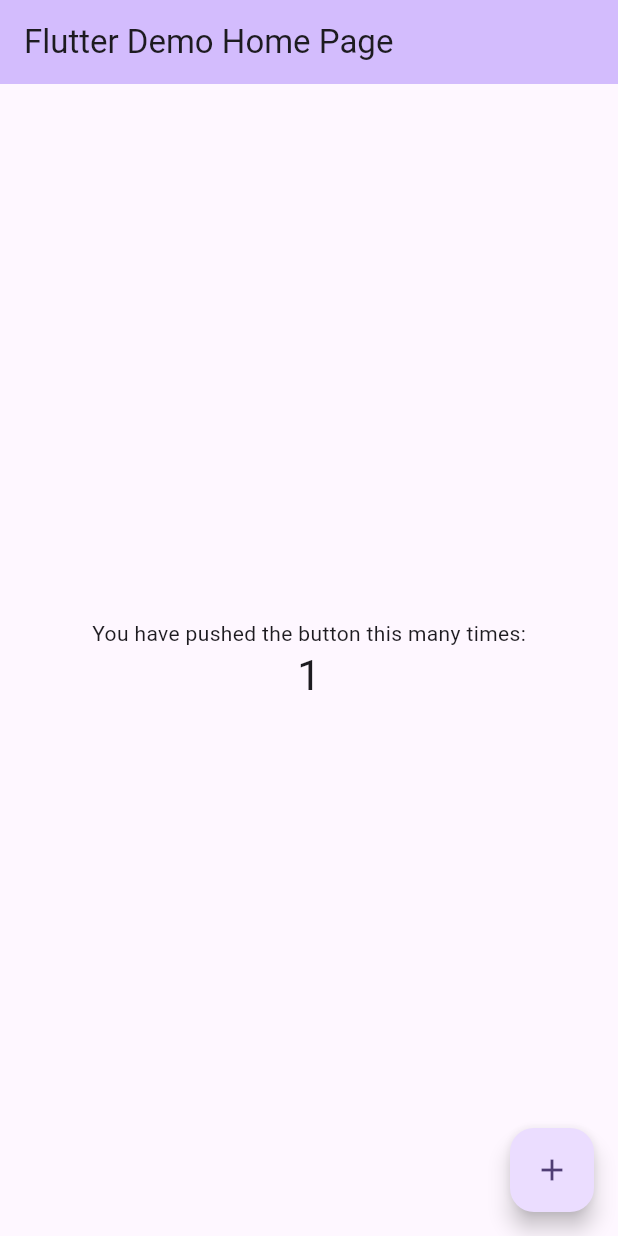
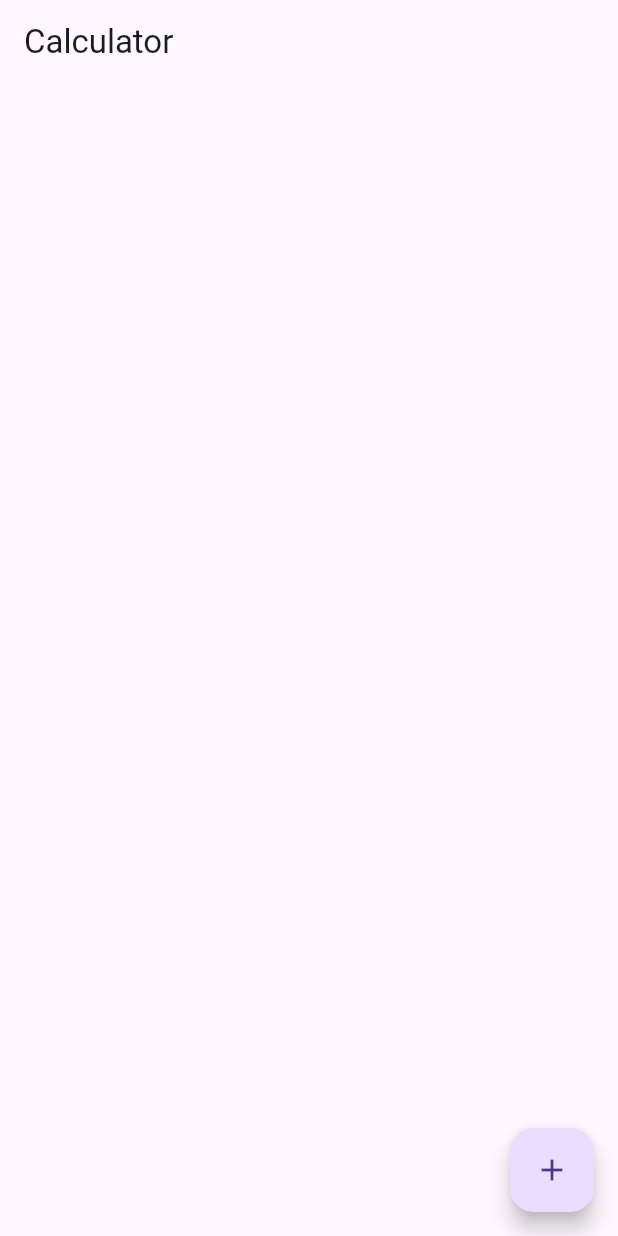
Before and after one commit to LetaaEnoch/calculator_app, a Flutter app: the screen it shows after launch, after a tap on the "add" icon, on a phone screen of 412 x 824 dp. Run offline on Flutter 3.47's test engine with Material 3 defaults, Android fonts, the light colour scheme and no system bars.

Commit message:
calculator app

```diff
--- a/lib/main.dart
+++ b/lib/main.dart
@@ -1,122 +1,33 @@
 import 'package:flutter/material.dart';
 
 void main() {
-  runApp(const MyApp());
+  runApp(CalculatorApp());
 }
 
-class MyApp extends StatelessWidget {
-  const MyApp({super.key});
-
-  // This widget is the root of your application.
+class CalculatorApp extends StatelessWidget {
   @override
   Widget build(BuildContext context) {
-    return MaterialApp(
-      title: 'Flutter Demo',
-      theme: ThemeData(
-        // This is the theme of your application.
-        //
-        // TRY THIS: Try running your application with "flutter run". You'll see
-        // the application has a purple toolbar. Then, without quitting the app,
-        // try changing the seedColor in the colorScheme below to Colors.green
-        // and then invoke "hot reload" (save your changes or press the "hot
-        // reload" button in a Flutter-supported IDE, or press "r" if you used
-        // the command line to start the app).
-        //
-        // Notice that the counter didn't reset back to zero; the application
-        // state is not lost during the reload. To reset the state, use hot
-        // restart instead.
-        //
-        // This works for code too, not just values: Most code changes can be
-        // tested with just a hot reload.
-        colorScheme: ColorScheme.fromSeed(seedColor: Colors.deepPurple),
+    return MaterialApp(title: 'Simple Calculator', home: CalculatorHome());
+  }
+}
+
+class CalculatorHome extends StatefulWidget {
+  @override
+  _CalculatorHomeState createState() {
+    return _CalculatorHomeState();
+  }
+}
+
+class _CalculatorHomeState extends State<CalculatorHome> {
+  @override
+  Widget build(BuildContext context) {
+    return Scaffold(
+      appBar: AppBar(title: Text('Calculator')),
+      body: Center(),
+      floatingActionButton: FloatingActionButton(
+        onPressed: () {},
+        child: Icon(Icons.add),
       ),
-      home: const MyHomePage(title: 'Flutter Demo Home Page'),
     );
   }
 }
-
-class MyHomePage extends StatefulWidget {
-  const MyHomePage({super.key, required this.title});
-
-  // This widget is the home page of your application. It is stateful, meaning
-  // that it has a State object (defined below) that contains fields that affect
-  // how it looks.
-
-  // This class is the configuration for the state. It holds the values (in this
-  // case the title) provided by the parent (in this case the App widget) and
-  // used by the build method of the State. Fields in a Widget subclass are
-  // always marked "final".
-
-  final String title;
-
-  @override
-  State<MyHomePage> createState() => _MyHomePageState();
-}
-
-class _MyHomePageState extends State<MyHomePage> {
-  int _counter = 0;
-
-  void _incrementCounter() {
-    setState(() {
-      // This call to setState tells the Flutter framework that something has
-      // changed in this State, which causes it to rerun the build method below
-      // so that the display can reflect the updated values. If we changed
-      // _counter without calling setState(), then the build method would not be
-      // called again, and so nothing would appear to happen.
-      _counter++;
-    });
-  }
-
-  @override
-  Widget build(BuildContext context) {
-    // This method is rerun every time setState is called, for instance as done
-    // by the _incrementCounter method above.
-    //
-    // The Flutter framework has been optimized to make rerunning build methods
-    // fast, so that you can just rebuild anything that needs updating rather
-    // than having to individually change instances of widgets.
-    return Scaffold(
-      appBar: AppBar(
-        // TRY THIS: Try changing the color here to a specific color (to
-        // Colors.amber, perhaps?) and trigger a hot reload to see the AppBar
-        // change color while the other colors stay the same.
-        backgroundColor: Theme.of(context).colorScheme.inversePrimary,
-        // Here we take the value from the MyHomePage object that was created by
-        // the App.build method, and use it to set our appbar title.
-        title: Text(widget.title),
-      ),
-      body: Center(
-        // Center is a layout widget. It takes a single child and positions it
-        // in the middle of the parent.
-        child: Column(
-          // Column is also a layout widget. It takes a list of children and
-          // arranges them vertically. By default, it sizes itself to fit its
-          // children horizontally, and tries to be as tall as its parent.
-          //
-          // Column has various properties to control how it sizes itself and
-          // how it positions its children. Here we use mainAxisAlignment to
-          // center the children vertically; the main axis here is the vertical
-          // axis because Columns are vertical (the cross axis would be
-          // horizontal).
-          //
-          // TRY THIS: Invoke "debug painting" (choose the "Toggle Debug Paint"
-          // action in the IDE, or press "p" in the console), to see the
-          // wireframe for each widget.
-          mainAxisAlignment: MainAxisAlignment.center,
-          children: <Widget>[
-            const Text('You have pushed the button this many times:'),
-            Text(
-              '$_counter',
-              style: Theme.of(context).textTheme.headlineMedium,
-            ),
-          ],
-        ),
-      ),
-      floatingActionButton: FloatingActionButton(
-        onPressed: _incrementCounter,
-        tooltip: 'Increment',
-        child: const Icon(Icons.add),
-      ), // This trailing comma makes auto-formatting nicer for build methods.
-    );
-  }
-}
```
Also changed, not shown: 1 other file.
